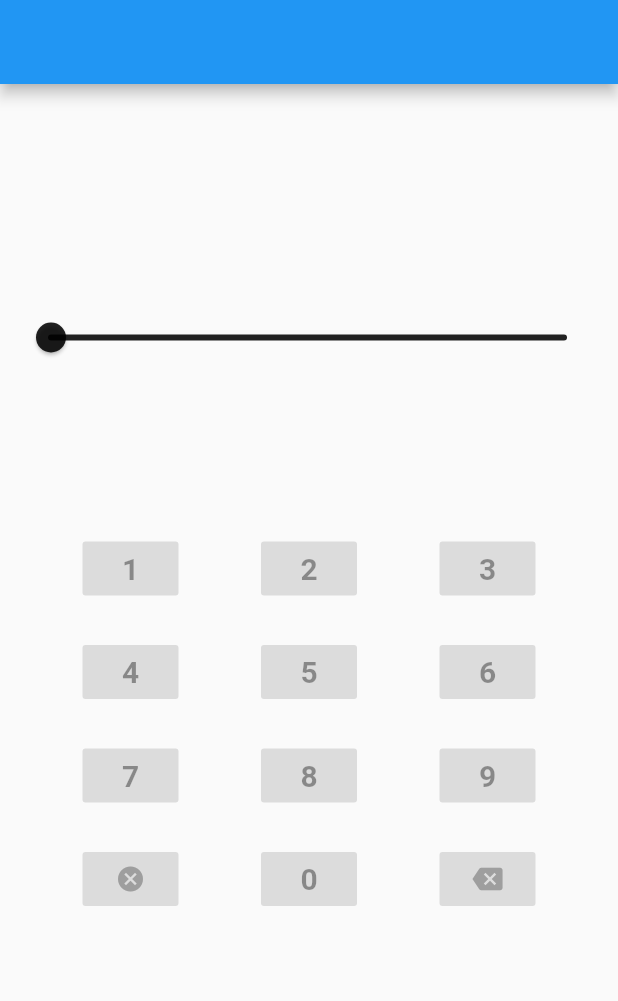
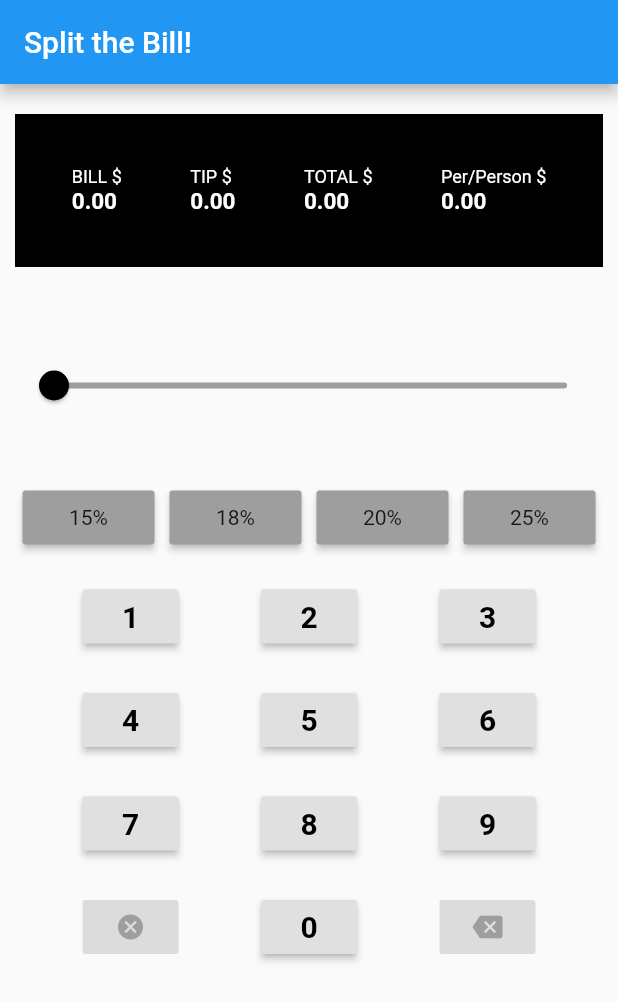
Before and after one commit to NeudesicGCP/flutter-workshop, a Flutter app: the screen it shows after launch, on a phone screen of 412 x 824 dp. Shown: the top 1001 px of the screen. Run offline on Flutter 3.47's test engine with Material 2 defaults, Android fonts, the phone set to English and light mode, and no system bars.

Commit message:
Commit of MeetupFinal

```diff
--- a/lib/main.dart
+++ b/lib/main.dart
@@ -31,7 +31,7 @@ class TipCalculator extends StatelessWidget {
             inactiveTrackColor: Colors.grey,
             inactiveTickMarkColor: Colors.grey),
       ),
-      home: new CalculatorPage(title: ''),
+      home: new CalculatorPage(title: 'Split the Bill!'),
     );
   }
 }
@@ -126,8 +126,13 @@ class _CalculatorState extends State<CalculatorPage> {
           new Container(
             margin: new EdgeInsets.only(top: 35.0, bottom: 25.0),
             child: new Slider(
-              value: 0.0,
-              label: "",
+              key: new Key("FriendsSlider"),
+              value: friends,
+              max: 10.0,
+              min: 0.0,
+              divisions: 10,
+              onChanged: (double value) => sliderUpdated(value),
+              label: friends == 0 ? "Just me!" : "$friends friend(s)!",
             ),
           )
         ],
@@ -136,7 +141,23 @@ class _CalculatorState extends State<CalculatorPage> {
 
     // Builds the button to select tip percentage
     Widget buildTipButton(String pct) {
-      return new MaterialButton();
+      return new MaterialButton(
+        color: tipButtonCollor(pct),
+        child: new Text(
+          "$pct%",
+          style: new TextStyle(
+            fontWeight: tipSelected(pct) ? FontWeight.bold : FontWeight.normal,
+          ),
+        ),
+        onPressed: () {
+          setState(() {
+            if (tip != double.parse(pct))
+              tip = double.parse(pct);
+            else
+              tip = 0.0;
+          });
+        },
+      );
     }
 
     // Builds the row containing tip buttons
@@ -164,18 +185,42 @@ class _CalculatorState extends State<CalculatorPage> {
             mainAxisAlignment: MainAxisAlignment.spaceAround,
             children: <Widget>[
               // Column for Bill Ammount
-              new Column(
-                crossAxisAlignment: CrossAxisAlignment.start,
-                children: <Widget>[
-
-                ],
+              new Container(
+                child: new Column(
+                  crossAxisAlignment: CrossAxisAlignment.start,
+                  children: <Widget>[
+                    new Text(
+                      "BILL \$",
+                      style: new TextStyle(fontSize: 12.0, color: Colors.white),
+                      textAlign: TextAlign.start,
+                    ),
+                    new Text(
+                      numFormat.format(billAmount()),
+                      style: new TextStyle(
+                          fontSize: 15.0,
+                          color: Colors.white,
+                          fontWeight: FontWeight.bold),
+                    ),
+                  ],
+                ),
               ),
 
               // Column for Tip Ammount
               new Column(
                 crossAxisAlignment: CrossAxisAlignment.start,
                 children: <Widget>[
-
+                  new Text(
+                    "TIP \$",
+                    style: new TextStyle(fontSize: 12.0, color: Colors.white),
+                    textAlign: TextAlign.start,
+                  ),
+                  new Text(
+                    numFormat.format(tipAmount()),
+                    style: new TextStyle(
+                        fontSize: 15.0,
+                        color: Colors.white,
+                        fontWeight: FontWeight.bold),
+                  ),
                 ],
               ),
 
@@ -183,7 +228,18 @@ class _CalculatorState extends State<CalculatorPage> {
               new Column(
                 crossAxisAlignment: CrossAxisAlignment.start,
                 children: <Widget>[
-
+                  new Text(
+                    "TOTAL \$",
+                    style: new TextStyle(fontSize: 12.0, color: Colors.white),
+                    textAlign: TextAlign.start,
+                  ),
+                  new Text(
+                    numFormat.format(totalAmount()),
+                    style: new TextStyle(
+                        fontSize: 15.0,
+                        color: Colors.white,
+                        fontWeight: FontWeight.bold),
+                  ),
                 ],
               ),
 
@@ -191,7 +247,18 @@ class _CalculatorState extends State<CalculatorPage> {
               new Column(
                 crossAxisAlignment: CrossAxisAlignment.start,
                 children: <Widget>[
-
+                  new Text(
+                    "Per/Person \$",
+                    style: new TextStyle(fontSize: 12.0, color: Colors.white),
+                    textAlign: TextAlign.start,
+                  ),
+                  new Text(
+                    numFormat.format(amountPerPerson),
+                    style: new TextStyle(
+                        fontSize: 15.0,
+                        color: Colors.white,
+                        fontWeight: FontWeight.bold),
+                  ),
                 ],
               ),
             ],
@@ -206,6 +273,7 @@ class _CalculatorState extends State<CalculatorPage> {
       return new Container(
           margin: new EdgeInsets.only(top: 10.0),
           padding: new EdgeInsets.symmetric(vertical: 35.0, horizontal: 15.0),
+          color: Colors.black,
           child: buildTopContent());
     }
 
@@ -213,10 +281,14 @@ class _CalculatorState extends State<CalculatorPage> {
     // Creates a raised button but can also use flat buttons depending on style desired
     Container buildCalculatorButton(Object buttonText) {
       return new Container(
-        // Conditional to determine style of button
+          // Conditional to determine style of button
           child: buttonText is String
               ? // Case when text for a button is a number 0-9
               new RaisedButton(
+                  key: new Key(buttonText),
+                  onPressed: () => setState(() {
+                        addNumberToBill(int.parse(buttonText));
+                      }),
                   child: new Text(
                     buttonText,
                     style: new TextStyle(
@@ -225,6 +297,11 @@ class _CalculatorState extends State<CalculatorPage> {
                 )
               : // Case when text for a button is an icon
               new RaisedButton(
+                  onPressed: calcNumber.queueToString() != "000"
+                      ? () => setState(() {
+                            addNumberToBill(buttonText);
+                          })
+                      : null,
                   child: new Icon(buttonText,
                       size: 20.0,
                       color: calcNumber.queueToString() != "000"
```
Also changed, not shown: 1 other file.
